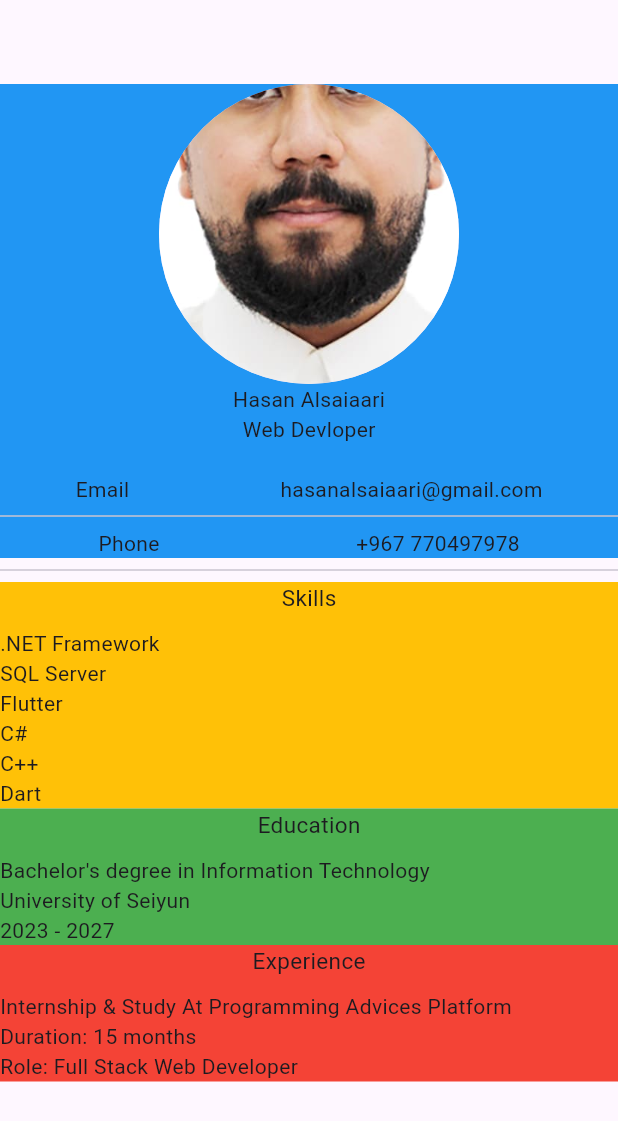
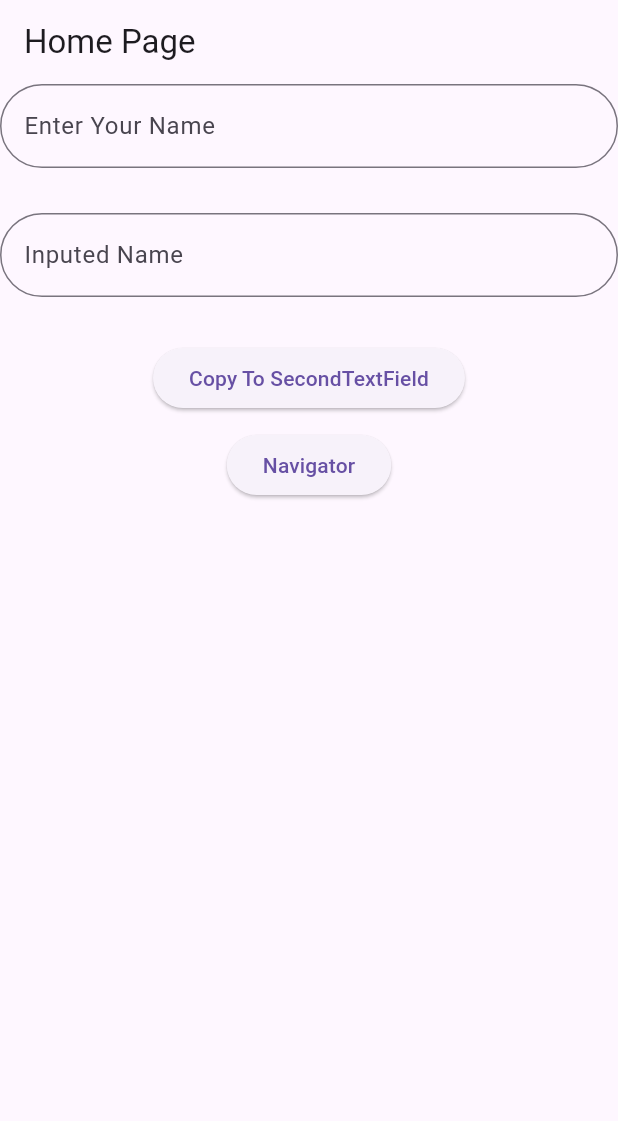
Before and after one commit to HasanAlsaiaari/flutter-homeworks-s1, a Flutter app: the screen it shows after launch, on a phone screen of 412 x 824 dp. Shown: the top 1121 px of the screen. Run offline on Flutter 3.47's test engine with Material 3 defaults, Android fonts, the phone set to English and light mode, and no system bars.

Commit message:
Navigator&TextField

```diff
--- /dev/null
+++ b/lib/Secondpage.dart
@@ -0,0 +1,36 @@
+import 'package:flutter/material.dart';
+
+class Secondpage extends StatefulWidget {
+  final String name;
+
+  const Secondpage({super.key,
+    required this.name
+
+  });
+
+  @override
+  State<Secondpage> createState() => _SecondpageState();
+}
+
+class _SecondpageState extends State<Secondpage> {
+  @override
+  Widget build(BuildContext context) {
+    return  Scaffold(
+      appBar: AppBar(title: Text("Second Page"),),
+      body: Column(
+        children: [
+          Text(
+            widget.name,
+            style: TextStyle(fontSize: 20),
+            ),
+
+          ElevatedButton(
+              onPressed: (){
+                Navigator.pop(context);
+              },
+               child: Text('Back'))
+        ],
+      ),
+    );
+  }
+}
--- a/lib/main.dart
+++ b/lib/main.dart
@@ -1,4 +1,5 @@
 import 'package:flutter/material.dart';
+import 'Secondpage.dart';
 
 void main() {
   runApp(const MyApp());
@@ -10,130 +11,76 @@ class MyApp extends StatelessWidget {
   // This widget is the root of your application.
   @override
   Widget build(BuildContext context) {
-    return MaterialApp(
-      debugShowCheckedModeBanner: false,
-      home: Scaffold(
-        appBar: AppBar(),
+    return MaterialApp(title: "Flutter Demo", home: const Homepage());
+  }
+}
 
-        body:
-        SingleChildScrollView(
-        child: Column(
-          crossAxisAlignment: CrossAxisAlignment.end,
-          children: [
-            Container(
-              width: double.infinity,
-              color: Colors.blue,
-              child: Column(
-                children: [
-                  CircleAvatar(
-                    minRadius: 100,
-                    backgroundImage: Image.asset(
-                      'images/personal_Image.jpg',
-                    ).image,
-                  ),
+class Homepage extends StatefulWidget {
+  const Homepage({super.key});
 
-                  Text("Hasan Alsaiaari"),
-                  Text("Web Devloper"),
+  @override
+  State<Homepage> createState() => _HomepageState();
+}
 
-                  SizedBox(height: 20),
+class _HomepageState extends State<Homepage> {
+  final TextEditingController _controller1 = TextEditingController();
+  final TextEditingController _controller2 = TextEditingController();
 
-                  Row(
-                    mainAxisAlignment: MainAxisAlignment.spaceAround,
-                    children: [Text("Email"), Text("hasanalsaiaari@gmail.com")],
-                  ),
-                  Divider(),
-                  Row(
-                    mainAxisAlignment: MainAxisAlignment.spaceAround,
-                    children: [Text("Phone"), Text("+967 770497978")],
-                  ),
-                ],
+  void _CopyTextToAnotherTextField() {
+    setState(() {
+      _controller2.text = _controller1.text;
+    });
+  }
+
+  void _Nav2() {
+    Navigator.push(
+      context,
+
+      MaterialPageRoute(
+        builder: (context) => Secondpage(name: _controller1.text),
+      ),
+    );
+  }
+
+  @override
+  Widget build(BuildContext context) {
+    return Scaffold(
+      appBar: AppBar(title: Text("Home Page")),
+      body: Column(
+        children: [
+          TextField(
+            controller: _controller1,
+            decoration: InputDecoration(
+              labelText: "Enter Your Name",
+              hintText: "Hasan",
+              border: OutlineInputBorder(
+                borderRadius: BorderRadius.circular(30.0),
               ),
             ),
+          ),
+          SizedBox(height: 30),
+          TextField(
+            controller: _controller2,
+            decoration: InputDecoration(
+              labelText: "Inputed Name",
+              border: OutlineInputBorder(
+                borderRadius: BorderRadius.circular(30.0),
+              ),
+            ),
+            readOnly: true,
+          ),
 
-            Divider(),
+          SizedBox(height: 30),
 
-            Container(
-              width: double.infinity,
-               color: Colors.amber,
-               child: Column(
-                children: [
-                  Text("Skills",style: TextStyle(fontSize: 15),),
-                  SizedBox(height: 10),
-                  Row(
-                    children: [
-                      Column(
-                        crossAxisAlignment: CrossAxisAlignment.start,
-                        children: [
-                      Text(".NET Framework"),
-                      Text("SQL Server"),
-                      Text("Flutter"),
-                      Text("C#"),
-                      Text("C++"),
-                      Text("Dart")
+          ElevatedButton(
+            onPressed: _CopyTextToAnotherTextField,
+            child: Text("Copy To SecondTextField"),
+          ),
 
-                      ],
-                      )
+          SizedBox(height: 10),
 
-                    ],
-                  ),
-                ],
-               ),
-        ),
-
-        Container(
-          width: double.infinity,
-           color: Colors.green,
-           child: Column(
-            children: [
-              Text("Education",style: TextStyle(fontSize: 15),),
-              SizedBox(height: 10),
-              Row(
-                children: [
-                  Column(
-                    crossAxisAlignment: CrossAxisAlignment.start,
-                    children: [
-                  Text("Bachelor's degree in Information Technology"),
-                  Text("University of Seiyun"),
-                  Text("2023 - 2027"),
-
-                  ],
-                  )
-
-                ],
-              ),
-            ],
-           ),
-        ),
-
-        Container(
-          width: double.infinity,
-           color: Colors.red,
-           child: Column(
-            children: [
-              Text("Experience",style: TextStyle(fontSize: 15),),
-              SizedBox(height: 10),
-              Row(
-                children: [
-                  Column(
-                    crossAxisAlignment: CrossAxisAlignment.start,
-                    children: [
-                  Text("Internship & Study At Programming Advices Platform"),
-                  Text("Duration: 15 months"),
-                  Text("Role: Full Stack Web Developer"),
-
-                  ],
-                  )
-
-                ],
-              ),
-            ],
-           ),
-        )
-
-
+          ElevatedButton(onPressed: _Nav2, child: Text("Navigator")),
         ],
-        ),
-        )
       ),
     );
   }
```
